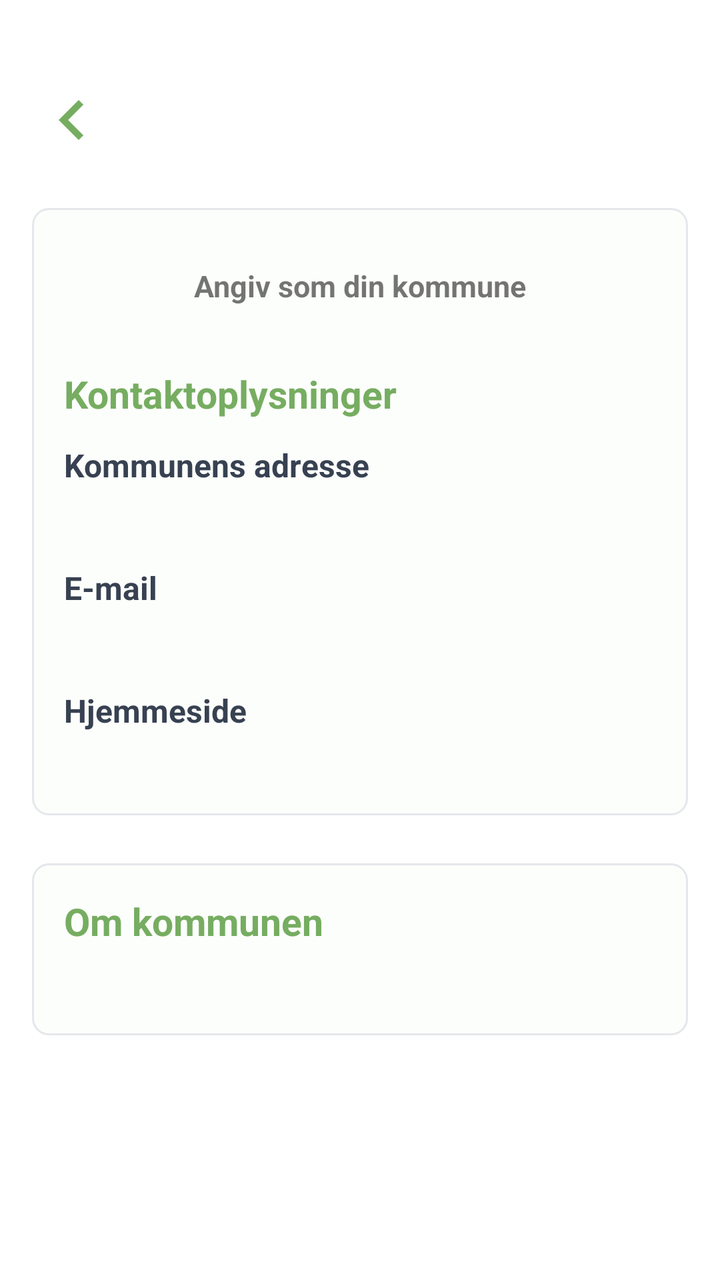
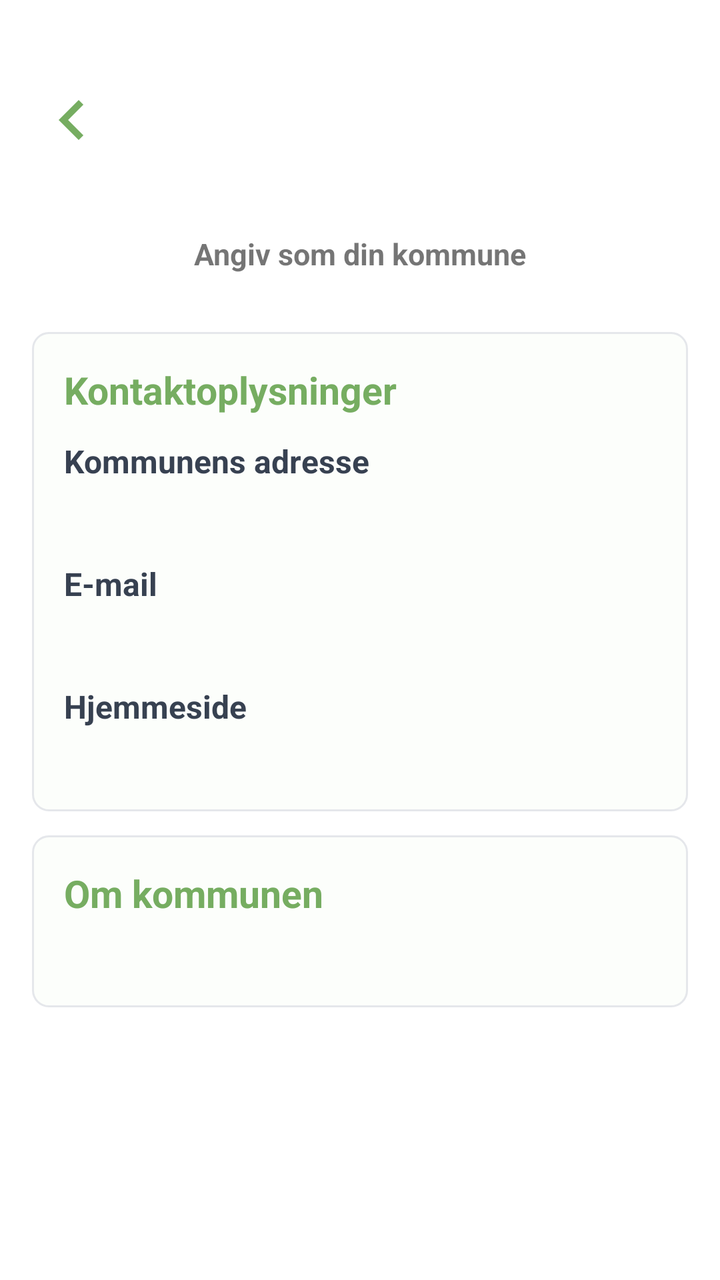

The first picture is an Android layout as it rendered before a commit; the second is the same layout after the commit. The layout source and the unified diff follow.
<!-- AndroidManifest.xml: application theme Theme.MitAffaldV4 -->
<!-- res/layout/fragment_municipality_details.xml -->
<?xml version="1.0" encoding="utf-8"?>
<androidx.core.widget.NestedScrollView xmlns:android="http://schemas.android.com/apk/res/android"
    xmlns:app="http://schemas.android.com/apk/res-auto"
    android:layout_width="match_parent"
    android:layout_height="match_parent"
    android:background="@color/page_background"
    android:paddingStart="16dp"
    android:paddingTop="40dp"
    android:paddingEnd="16dp"
    android:paddingBottom="20dp">

    <androidx.constraintlayout.widget.ConstraintLayout
        android:layout_width="match_parent"
        android:layout_height="wrap_content">

        <ImageButton
            android:id="@+id/municipalityBackButton"
            android:layout_width="wrap_content"
            android:layout_height="wrap_content"
            android:background="?android:attr/selectableItemBackground"
            android:src="@drawable/arrow_left"
            app:layout_constraintStart_toStartOf="parent"
            app:layout_constraintTop_toTopOf="parent"
            app:tint="@color/green_light" />

        <TextView
            android:id="@+id/municipalityDetailName"
            android:layout_width="0dp"
            android:layout_height="0dp"
            android:layout_marginStart="12dp"
            android:gravity="center"
            android:includeFontPadding="false"
            android:textColor="@color/green_light"
            android:textSize="25sp"
            android:textStyle="bold"
            app:layout_constraintBottom_toBottomOf="@id/municipalityBackButton"
            app:layout_constraintEnd_toEndOf="parent"
            app:layout_constraintStart_toEndOf="@id/municipalityBackButton"
            app:layout_constraintTop_toTopOf="@id/municipalityBackButton" />

        <LinearLayout
            android:id="@+id/municipalityInfoCard"
            android:layout_width="0dp"
            android:layout_height="wrap_content"
            android:layout_marginTop="24dp"
            android:background="@drawable/details_info_background"
            android:orientation="vertical"
            android:padding="16dp"
            app:layout_constraintEnd_toEndOf="parent"
            app:layout_constraintStart_toStartOf="parent"
            app:layout_constraintTop_toBottomOf="@id/municipalityDetailName">

            <TextView
                android:id="@+id/saveMunicipalityButton"
                android:layout_width="match_parent"
                android:layout_height="wrap_content"
                android:layout_marginBottom="18dp"
                android:clickable="true"
                android:focusable="true"
                android:gravity="center"
                android:minHeight="46dp"
                android:paddingStart="16dp"
                android:paddingTop="11dp"
                android:paddingEnd="16dp"
                android:paddingBottom="11dp"
                android:text="@string/gem_kommune"
                android:textSize="15sp"
                android:textStyle="bold" />

            <TextView
                android:id="@+id/municipalityContactTitle"
                android:layout_width="match_parent"
                android:layout_height="wrap_content"
                android:layout_marginBottom="12dp"
                android:text="@string/kontaktoplysninger_overskrift"
                android:textColor="@color/green_light"
                android:textSize="19sp"
                android:textStyle="bold" />

            <TextView
                android:layout_width="match_parent"
                android:layout_height="wrap_content"
                android:text="@string/kommunens_adresse"
                android:textColor="@color/text_color"
                android:textSize="16sp"
                android:textStyle="bold" />

            <TextView
                android:id="@+id/municipalityDetailAddress"
                android:layout_width="match_parent"
                android:layout_height="wrap_content"
                android:layout_marginTop="4dp"
                android:textColor="@color/text_color"
                android:textSize="16sp" />

            <TextView
                android:layout_width="match_parent"
                android:layout_height="wrap_content"
                android:layout_marginTop="14dp"
                android:text="@string/email_label"
                android:textColor="@color/text_color"
                android:textSize="16sp"
                android:textStyle="bold" />

            <TextView
                android:id="@+id/municipalityDetailEmail"
                android:layout_width="match_parent"
                android:layout_height="wrap_content"
                android:layout_marginTop="4dp"
                android:textColor="@color/green_light"
                android:textSize="16sp" />

            <TextView
                android:layout_width="match_parent"
                android:layout_height="wrap_content"
                android:layout_marginTop="14dp"
                android:text="@string/hjemmeside_label"
                android:textColor="@color/text_color"
                android:textSize="16sp"
                android:textStyle="bold" />

            <TextView
                android:id="@+id/municipalityDetailWebsite"
                android:layout_width="match_parent"
                android:layout_height="wrap_content"
                android:layout_marginTop="4dp"
                android:textColor="@color/green_light"
                android:textSize="16sp" />

        </LinearLayout>

        <LinearLayout
            android:id="@+id/municipalityAboutCard"
            android:layout_width="0dp"
            android:layout_height="wrap_content"
            android:layout_marginTop="24dp"
            android:background="@drawable/details_info_background"
            android:orientation="vertical"
            android:padding="16dp"
            app:layout_constraintEnd_toEndOf="parent"
            app:layout_constraintStart_toStartOf="parent"
            app:layout_constraintTop_toBottomOf="@id/municipalityInfoCard">

            <TextView
                android:id="@+id/municipalityAboutTitle"
                android:layout_width="match_parent"
                android:layout_height="wrap_content"
                android:text="@string/om_kommunen"
                android:textColor="@color/green_light"
                android:textSize="19sp"
                android:textStyle="bold" />

            <TextView
                android:id="@+id/municipalityDetailDescription"
                android:layout_width="match_parent"
                android:layout_height="wrap_content"
                android:layout_marginTop="8dp"
                android:lineSpacingExtra="5dp"
                android:textColor="@color/text_color"
                android:textSize="15sp" />

        </LinearLayout>

        <LinearLayout
            android:id="@+id/municipalityExtraInfoContainer"
            android:layout_width="0dp"
            android:layout_height="wrap_content"
            android:layout_marginTop="24dp"
            android:orientation="vertical"
            android:visibility="gone"
            app:layout_constraintEnd_toEndOf="parent"
            app:layout_constraintStart_toStartOf="parent"
            app:layout_constraintTop_toBottomOf="@id/municipalityAboutCard" />

    </androidx.constraintlayout.widget.ConstraintLayout>

</androidx.core.widget.NestedScrollView>
<!-- resources referenced by this layout -->
<resources>
  <color name="green_light">#76AD61</color>
  <color name="page_background">#FFFFFFFF</color>
  <color name="text_color">#374151</color>
  <!-- drawable arrow_left (drawable) -->
  <vector android:autoMirrored="true" android:height="40dp"
      android:tint="#FFFFFF" android:viewportHeight="24"
      android:viewportWidth="24" android:width="40dp" xmlns:android="http://schemas.android.com/apk/res/android">
      <path android:fillColor="@android:color/white" android:pathData="M15.41,16.59L10.83,12l4.58,-4.59L14,6l-6,6 6,6 1.41,-1.41z"/>
  </vector>
  <!-- drawable details_info_background (drawable) -->
  <?xml version="1.0" encoding="utf-8"?>
  <shape xmlns:android="http://schemas.android.com/apk/res/android">
      <solid android:color="@color/green_tint" />
      <stroke
          android:width="1dp"
          android:color="@color/card_border" />
      <corners android:radius="8dp" />
  </shape>
  <string name="email_label">E-mail</string>
  <string name="gem_kommune">Angiv som din kommune</string>
  <string name="hjemmeside_label">Hjemmeside</string>
  <string name="kommunens_adresse">Kommunens adresse</string>
  <string name="kontaktoplysninger_overskrift">Kontaktoplysninger</string>
  <string name="om_kommunen">Om kommunen</string>
  <style name="Theme.MitAffaldV4" parent="Theme.MaterialComponents.Light.NoActionBar">
          
          <item name="colorPrimary">@color/green_light</item>
          <item name="colorPrimaryVariant">@color/green_dark</item>
          <item name="colorOnPrimary">@color/white</item>
          
          <item name="colorSecondary">@color/teal_200</item>
          <item name="colorSecondaryVariant">@color/teal_700</item>
          <item name="colorOnSecondary">@color/black</item>
          
          <item name="windowActionBar">false</item>
          <item name="windowNoTitle">true</item>
          <item name="android:forceDarkAllowed">false</item>
      </style>
  <color name="green_tint">#FCFEFB</color>
  <color name="card_border">#E5E7EB</color>
  <color name="green_dark">#5F984E</color>
  <color name="white">#FFFFFFFF</color>
  <color name="teal_200">#76AD61</color>
  <color name="teal_700">#FF018786</color>
  <color name="black">#000000</color>
</resources>

<!-- the commit's change to res/layout/fragment_municipality_details.xml (unified diff, before → after) -->
@@ -27,7 +27,8 @@
             android:id="@+id/municipalityDetailName"
             android:layout_width="0dp"
             android:layout_height="0dp"
-            android:layout_marginStart="12dp"
+            android:layout_marginStart="52dp"
+            android:layout_marginEnd="52dp"
             android:gravity="center"
             android:includeFontPadding="false"
             android:textColor="@color/green_light"
@@ -35,17 +36,15 @@
             android:textStyle="bold"
             app:layout_constraintBottom_toBottomOf="@id/municipalityBackButton"
             app:layout_constraintEnd_toEndOf="parent"
-            app:layout_constraintStart_toEndOf="@id/municipalityBackButton"
+            app:layout_constraintStart_toStartOf="parent"
             app:layout_constraintTop_toTopOf="@id/municipalityBackButton" />
 
         <LinearLayout
-            android:id="@+id/municipalityInfoCard"
+            android:id="@+id/saveMunicipalityButtonContainer"
             android:layout_width="0dp"
             android:layout_height="wrap_content"
             android:layout_marginTop="24dp"
-            android:background="@drawable/details_info_background"
             android:orientation="vertical"
-            android:padding="16dp"
             app:layout_constraintEnd_toEndOf="parent"
             app:layout_constraintStart_toStartOf="parent"
             app:layout_constraintTop_toBottomOf="@id/municipalityDetailName">
@@ -54,7 +53,6 @@
                 android:id="@+id/saveMunicipalityButton"
                 android:layout_width="match_parent"
                 android:layout_height="wrap_content"
-                android:layout_marginBottom="18dp"
                 android:clickable="true"
                 android:focusable="true"
                 android:gravity="center"
@@ -66,6 +64,20 @@
                 android:text="@string/gem_kommune"
                 android:textSize="15sp"
                 android:textStyle="bold" />
+
+        </LinearLayout>
+
+        <LinearLayout
+            android:id="@+id/municipalityInfoCard"
+            android:layout_width="0dp"
+            android:layout_height="wrap_content"
+            android:layout_marginTop="16dp"
+            android:background="@drawable/details_info_background"
+            android:orientation="vertical"
+            android:padding="16dp"
+            app:layout_constraintEnd_toEndOf="parent"
+            app:layout_constraintStart_toStartOf="parent"
+            app:layout_constraintTop_toBottomOf="@id/saveMunicipalityButtonContainer">
 
             <TextView
                 android:id="@+id/municipalityContactTitle"
@@ -133,7 +145,7 @@
             android:id="@+id/municipalityAboutCard"
             android:layout_width="0dp"
             android:layout_height="wrap_content"
-            android:layout_marginTop="24dp"
+            android:layout_marginTop="12dp"
             android:background="@drawable/details_info_background"
             android:orientation="vertical"
             android:padding="16dp"
@@ -165,7 +177,7 @@
             android:id="@+id/municipalityExtraInfoContainer"
             android:layout_width="0dp"
             android:layout_height="wrap_content"
-            android:layout_marginTop="24dp"
+            android:layout_marginTop="0dp"
             android:orientation="vertical"
             android:visibility="gone"
             app:layout_constraintEnd_toEndOf="parent"
